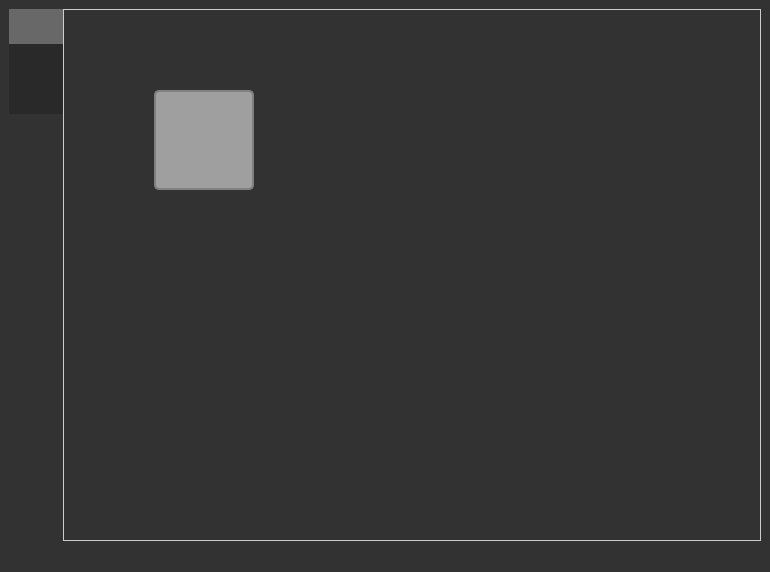
Old version of the form HomeControlServer/Test.ui in the repository woopa92/HomeControl.
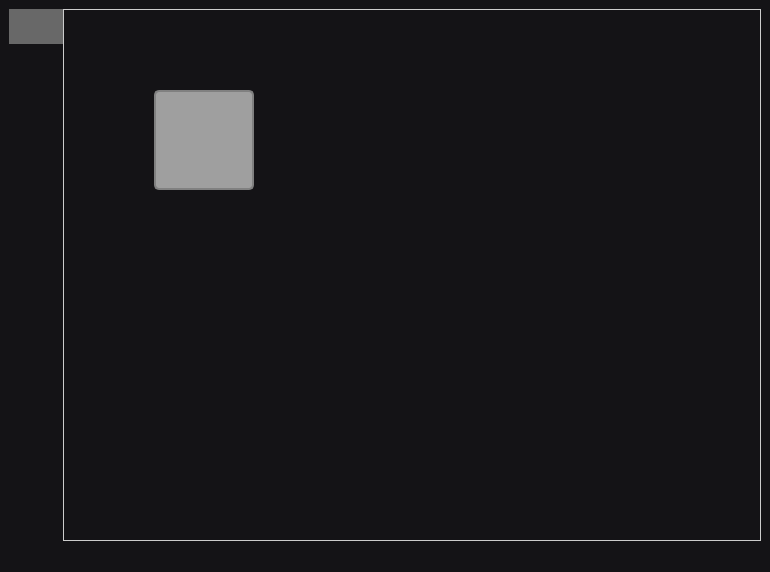
New version of the form. Icons and pictures are not drawn.

Commit message: UI 변경사항 커밋

Patch:
```diff
--- a/HomeControlServer/Test.ui
+++ b/HomeControlServer/Test.ui
@@ -23,7 +23,7 @@
    <bool>false</bool>
   </property>
   <property name="styleSheet">
-   <string notr="true">background-color: #323232</string>
+   <string notr="true">background-color: #141316</string>
   </property>
   <widget class="QWidget" name="centralwidget">
    <layout class="QGridLayout" name="gridLayout_2">
@@ -38,11 +38,11 @@
       <property name="styleSheet">
        <string notr="true">QTabWidget::pane {
     border: 1px solid #ccc;
-    background-color: rgba(34, 34, 34, 150);
+    background-color: #141316;
 }
 
 QTabBar::tab {
-    background: rgba(34, 34, 34, 150);
+    background: #141316;
 	padding-top: 10px;
 	padding-bottom: 25px;
 	padding-left: 20px;
```
